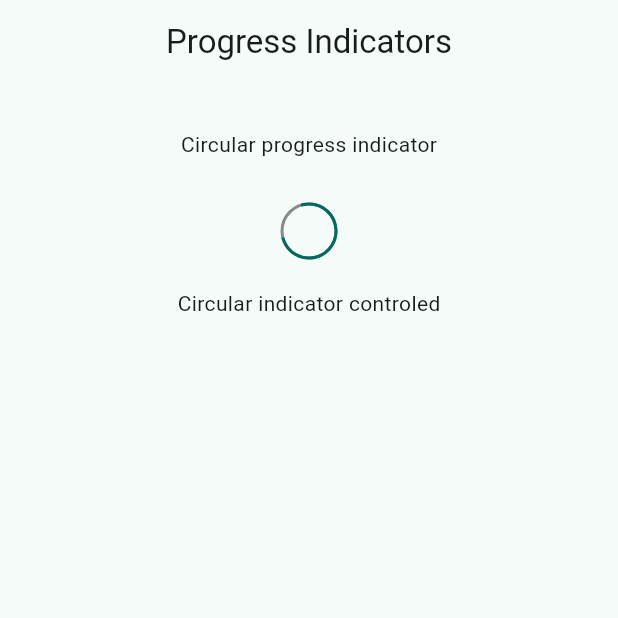
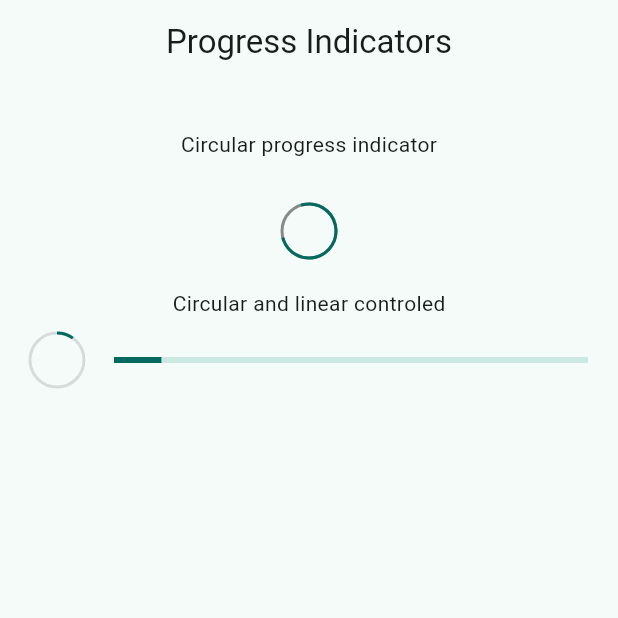
Before and after one commit to jllanas1986/Flutter_Widgets_app, a Flutter app: the ProgressScreen screen opened by its route, on a phone screen of 412 x 824 dp, the top half of it. Run offline on Flutter 3.47's test engine with Material 2 defaults, Android fonts, the phone set to English and light mode, and no system bars; our stand-ins replace go_router.

Commit message:
linear and circular progress controlled

```diff
--- a/lib/presentation/screens/progress/progress_screen.dart
+++ b/lib/presentation/screens/progress/progress_screen.dart
@@ -27,13 +27,12 @@ class _ProgressView extends StatelessWidget {
           SizedBox(height: 30),
           Text('Circular progress indicator'),
           SizedBox(height: 30),
-          CircularProgressIndicator(strokeWidth: 2, backgroundColor: Colors.black45),
-
+          CircularProgressIndicator(
+              strokeWidth: 2, backgroundColor: Colors.black45),
           SizedBox(height: 20),
-          Text('Circular indicator controled'),
+          Text('Circular and linear controled'),
           SizedBox(height: 10),
           _ControlledProgressIndicator()
-
         ],
       ),
     );
@@ -45,6 +44,31 @@ class _ControlledProgressIndicator extends StatelessWidget {
 
   @override
   Widget build(BuildContext context) {
-    return Container();
+    return StreamBuilder(
+        stream: Stream.periodic(const Duration(milliseconds: 300), (value) {
+          return (value * 2) / 100; //0.0, 1.0
+        }).takeWhile((value) => value < 100),
+        builder: (context, snapshot) {
+
+          final progressValue = snapshot.data ?? 0;
+
+          return Padding(
+            padding: const EdgeInsets.symmetric(horizontal: 20),
+            child: Row(
+              mainAxisAlignment: MainAxisAlignment.center,
+              children: [
+                CircularProgressIndicator(
+                  value: progressValue,
+                  strokeWidth: 2,
+                  backgroundColor: Colors.black12,
+                ),
+                const SizedBox(
+                  width: 20,
+                ),
+                Expanded(child: LinearProgressIndicator(value: progressValue)),
+              ],
+            ),
+          );
+        });
   }
 }
```
